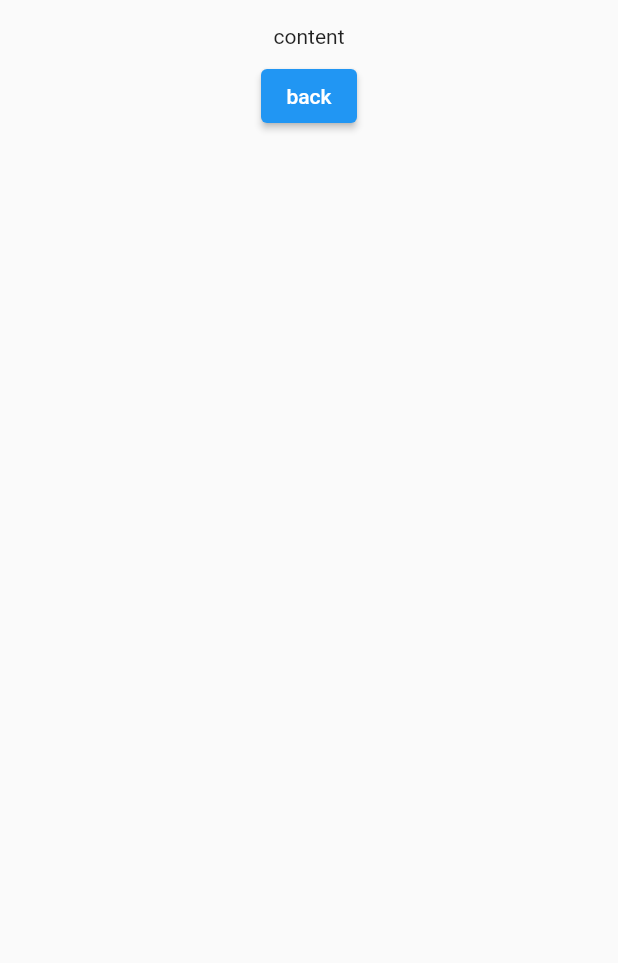
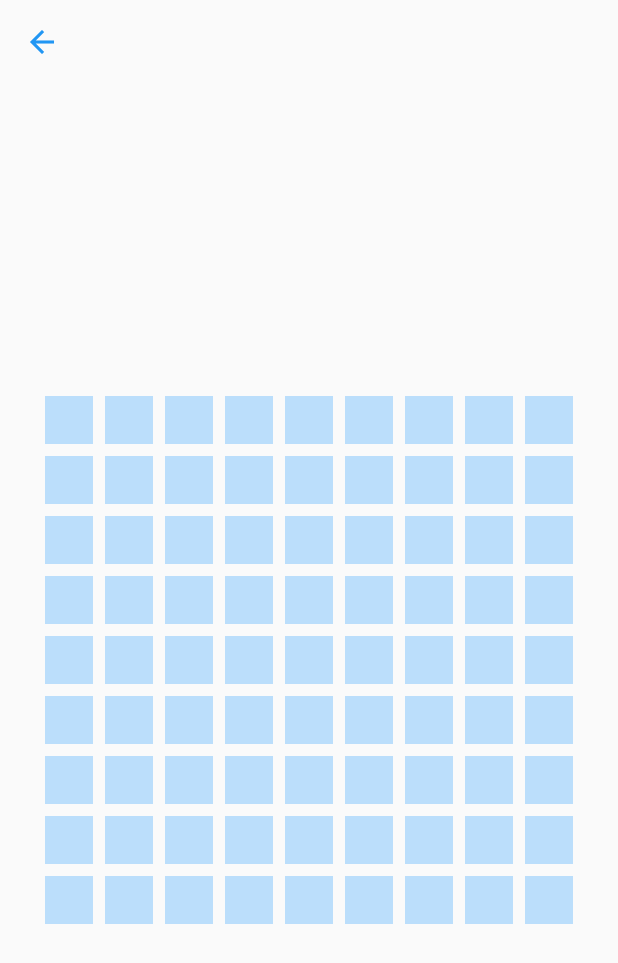
Before and after one commit to dondavide04/mines, a Flutter app: the Game screen opened by its route, on a phone screen of 412 x 824 dp. Shown: the top 963 px of the screen. Run offline on Flutter 3.47's test engine with Material 2 defaults, Android fonts, the phone set to English and light mode, and no system bars.

Commit message:
add base clickable grid

```diff
--- a/lib/routes/game/box.dart
+++ b/lib/routes/game/box.dart
@@ -1,13 +1,44 @@
 import 'package:flutter/material.dart';
 
-class Box extends StatelessWidget {
-  const Box({Key? key}) : super(key: key);
+class Box extends StatefulWidget {
+  final int content;
+  final double size = 32;
+
+  const Box({Key? key, required this.content}) : super(key: key);
+
+  @override
+  State<StatefulWidget> createState() => _BoxState();
+}
+
+class _BoxState extends State<Box> {
+  bool _isVisible = false;
+
+  _handleTap() {
+    if (!_isVisible) {
+      setState(() {
+        _isVisible = true;
+      });
+    }
+  }
 
   @override
   Widget build(BuildContext context) {
-    return Container(
-      child: const Text('content'),
-      padding: const EdgeInsets.all(8),
+    return InkWell(
+      child: SizedBox(
+        child: _isVisible
+            ? Center(
+                child: Text(widget.content.toString()),
+              )
+            : Container(
+                // decoration: BoxDecoration(
+                //   borderRadius: BorderRadius.circular(20),
+                // ),
+                color: Theme.of(context).primaryColorLight,
+              ),
+        width: widget.size,
+        height: widget.size,
+      ),
+      onTap: _isVisible ? null : _handleTap,
     );
   }
 }
--- a/lib/routes/game/game.dart
+++ b/lib/routes/game/game.dart
@@ -1,26 +1,54 @@
 import 'package:flutter/material.dart';
 import 'package:mines/routes/game/box.dart';
 
-class Game extends StatelessWidget {
+const gameSize = 9;
+const totalMines = 27;
+
+List<List<int>> _mkGameBoard() {
+  final flatBoard = List.filled(totalMines, 1, growable: true);
+  flatBoard.addAll(List.filled((gameSize * gameSize) - totalMines, 0));
+  flatBoard.shuffle();
+  return List.generate(gameSize, (index) {
+    final start = index * gameSize;
+    final end = start + gameSize;
+    return flatBoard.sublist(start, end);
+  }, growable: false);
+}
+
+class Game extends StatefulWidget {
   const Game({Key? key}) : super(key: key);
+
+  @override
+  State<StatefulWidget> createState() => _GameState();
+}
+
+class _GameState extends State<Game> {
+  final List<List<int>> board;
+
+  _GameState() : board = _mkGameBoard();
 
   @override
   Widget build(BuildContext context) {
     return Scaffold(
-      body: Center(
-        widthFactor: double.infinity,
-        heightFactor: double.infinity,
-        child: SafeArea(
-          minimum: const EdgeInsets.all(8),
-          child: Column(
-            children: [
-              const Box(),
-              ElevatedButton(
-                onPressed: () => Navigator.pop(context),
-                child: const Text('back'),
-              ),
-            ],
-          ),
+      appBar: AppBar(
+        backgroundColor: Colors.transparent,
+        elevation: 0,
+        foregroundColor: Theme.of(context).primaryColor,
+      ),
+      body: Container(
+        padding: const EdgeInsets.all(8),
+        alignment: Alignment.center,
+        child: Wrap(
+          direction: Axis.vertical,
+          spacing: 8,
+          children: board
+              .map(
+                (row) => Wrap(
+                  spacing: 8,
+                  children: row.map((e) => Box(content: e)).toList(),
+                ),
+              )
+              .toList(),
         ),
       ),
     );
--- a/pubspec.yaml
+++ b/pubspec.yaml
@@ -3,7 +3,7 @@ description: A new Flutter project.
 
 # The following line prevents the package from being accidentally published to
 # pub.dev using `flutter pub publish`. This is preferred for private packages.
-publish_to: 'none' # Remove this line if you wish to publish to pub.dev
+publish_to: "none" # Remove this line if you wish to publish to pub.dev
 
 # The following defines the version and build number for your application.
 # A version number is three numbers separated by dots, like 1.2.43
@@ -30,7 +30,6 @@ dependencies:
   flutter:
     sdk: flutter
 
-
   # The following adds the Cupertino Icons font to your application.
   # Use with the CupertinoIcons class for iOS style icons.
   cupertino_icons: ^1.0.2
@@ -51,7 +50,6 @@ dev_dependencies:
 
 # The following section is specific to Flutter.
 flutter:
-
   # The following line ensures that the Material Icons font is
   # included with your application, so that you can use the icons in
   # the material Icons class.
```
